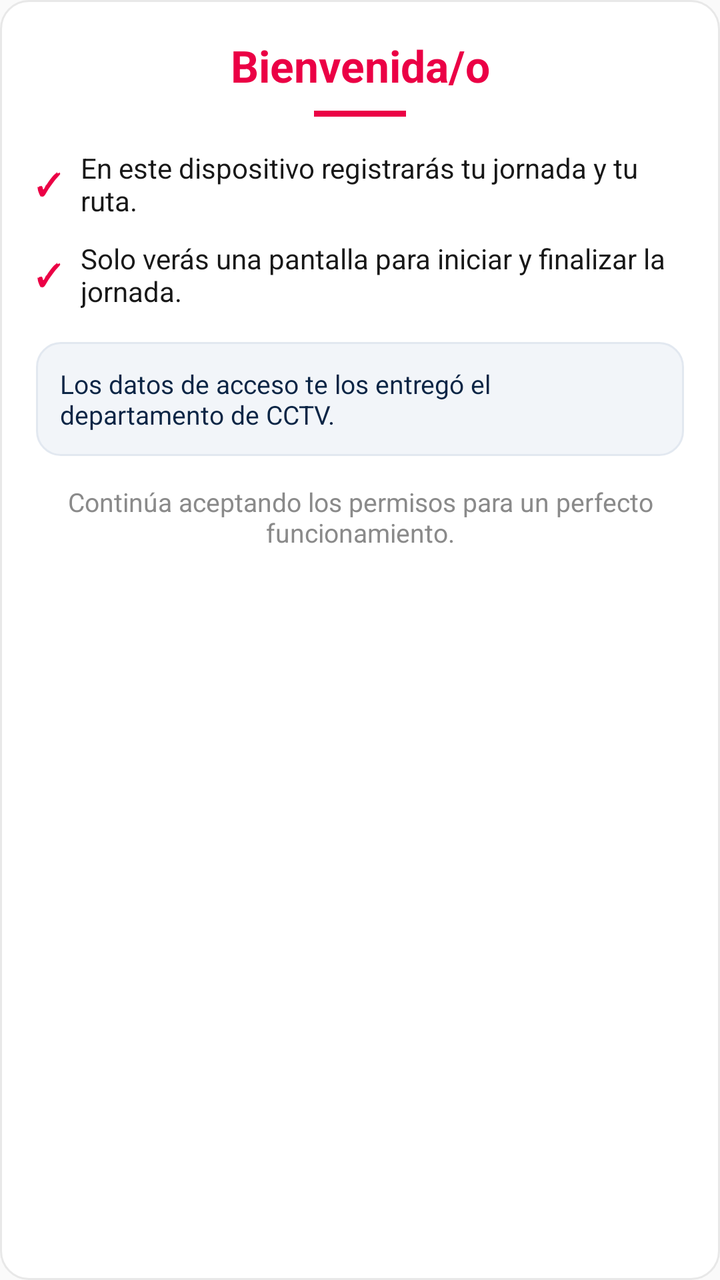
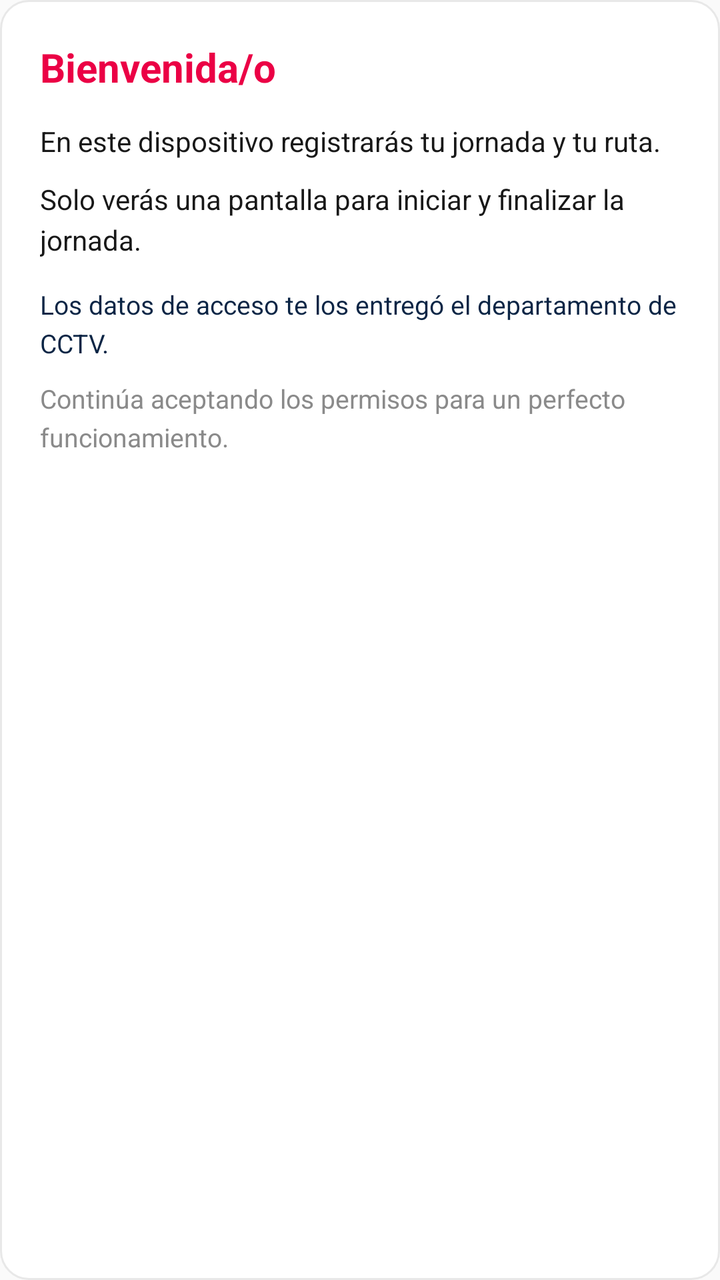

The first picture is an Android layout as it rendered before a commit; the second is the same layout after the commit. The layout source and the unified diff follow.
<!-- AndroidManifest.xml: application theme AppTheme -->
<!-- res/layout/onboarding_step_welcome.xml -->
<?xml version="1.0" encoding="utf-8"?>
<LinearLayout xmlns:android="http://schemas.android.com/apk/res/android"
    android:layout_width="match_parent"
    android:layout_height="wrap_content"
    android:background="@drawable/bg_card"
    android:orientation="vertical"
    android:padding="18dp">

    <TextView
        android:layout_width="match_parent"
        android:layout_height="wrap_content"
        android:gravity="center"
        android:text="@string/welcome_title"
        android:textColor="@color/primary"
        android:textSize="22sp"
        android:textStyle="bold" />

    <View
        android:layout_width="46dp"
        android:layout_height="3dp"
        android:layout_gravity="center_horizontal"
        android:layout_marginTop="8dp"
        android:background="@color/primary" />

    <LinearLayout
        android:layout_width="match_parent"
        android:layout_height="wrap_content"
        android:layout_marginTop="16dp"
        android:gravity="center_vertical"
        android:orientation="horizontal">

        <TextView
            android:layout_width="wrap_content"
            android:layout_height="wrap_content"
            android:text="✓"
            android:textColor="@color/primary"
            android:textSize="15sp"
            android:textStyle="bold" />

        <TextView
            android:layout_width="0dp"
            android:layout_height="wrap_content"
            android:layout_marginStart="10dp"
            android:layout_weight="1"
            android:text="@string/welcome_body"
            android:textColor="@color/ink"
            android:textSize="14sp" />
    </LinearLayout>

    <LinearLayout
        android:layout_width="match_parent"
        android:layout_height="wrap_content"
        android:layout_marginTop="10dp"
        android:gravity="center_vertical"
        android:orientation="horizontal">

        <TextView
            android:layout_width="wrap_content"
            android:layout_height="wrap_content"
            android:text="✓"
            android:textColor="@color/primary"
            android:textSize="15sp"
            android:textStyle="bold" />

        <TextView
            android:layout_width="0dp"
            android:layout_height="wrap_content"
            android:layout_marginStart="10dp"
            android:layout_weight="1"
            android:text="@string/welcome_body_pill"
            android:textColor="@color/ink"
            android:textSize="14sp" />
    </LinearLayout>

    <TextView
        android:layout_width="match_parent"
        android:layout_height="wrap_content"
        android:layout_marginTop="16dp"
        android:background="@drawable/bg_soft"
        android:padding="12dp"
        android:text="@string/welcome_body_cctv"
        android:textColor="@color/navy"
        android:textSize="13sp" />

    <TextView
        android:layout_width="match_parent"
        android:layout_height="wrap_content"
        android:layout_marginTop="14dp"
        android:gravity="center"
        android:text="@string/welcome_body_perms"
        android:textColor="@color/muted"
        android:textSize="13sp" />

</LinearLayout>
<!-- resources referenced by this layout -->
<resources>
  <color name="ink">#181818</color>
  <color name="muted">#8A8A8A</color>
  <color name="navy">#0B2545</color>
  <color name="primary">#EB0045</color>
  <!-- drawable bg_card (drawable) -->
  <?xml version="1.0" encoding="utf-8"?>
  <shape xmlns:android="http://schemas.android.com/apk/res/android" android:shape="rectangle">
      <solid android:color="#FFFFFF" />
      <stroke android:width="1dp" android:color="#E8E8E8" />
      <corners android:radius="14dp" />
  </shape>
  <!-- drawable bg_soft (drawable) -->
  <?xml version="1.0" encoding="utf-8"?>
  <shape xmlns:android="http://schemas.android.com/apk/res/android" android:shape="rectangle">
      <solid android:color="#F2F5F9" />
      <stroke android:width="1dp" android:color="#E2E8F0" />
      <corners android:radius="12dp" />
  </shape>
  <string name="welcome_body">En este dispositivo registrarás tu jornada y tu ruta.</string>
  <string name="welcome_body_cctv">Los datos de acceso te los entregó el departamento de CCTV.</string>
  <string name="welcome_body_perms">Continúa aceptando los permisos para un perfecto funcionamiento.</string>
  <string name="welcome_body_pill">Solo verás una pantalla para iniciar y finalizar la jornada.</string>
  <string name="welcome_title">Bienvenida/o</string>
  <style name="AppTheme" parent="Theme.AppCompat.Light.NoActionBar">
          <item name="colorPrimary">@color/primary</item>
          <item name="colorPrimaryDark">@color/primary_dark</item>
          <item name="colorAccent">@color/accent</item>
          <item name="android:windowOptOutEdgeToEdgeEnforcement">true</item>
      </style>
  <color name="primary_dark">#C4003B</color>
  <color name="accent">#FF1464</color>
</resources>

<!-- the commit's change to res/layout/onboarding_step_welcome.xml (unified diff, before → after) -->
@@ -4,80 +4,39 @@
     android:layout_height="wrap_content"
     android:background="@drawable/bg_card"
     android:orientation="vertical"
-    android:padding="18dp">
+    android:padding="20dp">
+
+    <TextView
+        android:layout_width="wrap_content"
+        android:layout_height="wrap_content"
+        android:text="@string/welcome_title"
+        android:textColor="@color/primary"
+        android:textSize="20sp"
+        android:textStyle="bold" />
 
     <TextView
         android:layout_width="match_parent"
         android:layout_height="wrap_content"
-        android:gravity="center"
-        android:text="@string/welcome_title"
-        android:textColor="@color/primary"
-        android:textSize="22sp"
-        android:textStyle="bold" />
-
-    <View
-        android:layout_width="46dp"
-        android:layout_height="3dp"
-        android:layout_gravity="center_horizontal"
-        android:layout_marginTop="8dp"
-        android:background="@color/primary" />
-
-    <LinearLayout
-        android:layout_width="match_parent"
-        android:layout_height="wrap_content"
-        android:layout_marginTop="16dp"
-        android:gravity="center_vertical"
-        android:orientation="horizontal">
-
-        <TextView
-            android:layout_width="wrap_content"
-            android:layout_height="wrap_content"
-            android:text="✓"
-            android:textColor="@color/primary"
-            android:textSize="15sp"
-            android:textStyle="bold" />
-
-        <TextView
-            android:layout_width="0dp"
-            android:layout_height="wrap_content"
-            android:layout_marginStart="10dp"
-            android:layout_weight="1"
-            android:text="@string/welcome_body"
-            android:textColor="@color/ink"
-            android:textSize="14sp" />
-    </LinearLayout>
-
-    <LinearLayout
-        android:layout_width="match_parent"
-        android:layout_height="wrap_content"
-        android:layout_marginTop="10dp"
-        android:gravity="center_vertical"
-        android:orientation="horizontal">
-
-        <TextView
-            android:layout_width="wrap_content"
-            android:layout_height="wrap_content"
-            android:text="✓"
-            android:textColor="@color/primary"
-            android:textSize="15sp"
-            android:textStyle="bold" />
-
-        <TextView
-            android:layout_width="0dp"
-            android:layout_height="wrap_content"
-            android:layout_marginStart="10dp"
-            android:layout_weight="1"
-            android:text="@string/welcome_body_pill"
-            android:textColor="@color/ink"
-            android:textSize="14sp" />
-    </LinearLayout>
+        android:layout_marginTop="14dp"
+        android:lineSpacingExtra="4dp"
+        android:text="@string/welcome_body"
+        android:textColor="@color/ink"
+        android:textSize="14sp" />
 
     <TextView
         android:layout_width="match_parent"
         android:layout_height="wrap_content"
-        android:layout_marginTop="16dp"
-        android:background="@drawable/bg_soft"
-        android:padding="12dp"
+        android:layout_marginTop="10dp"
+        android:lineSpacingExtra="4dp"
+        android:text="@string/welcome_body_pill"
+        android:textColor="@color/ink"
+        android:textSize="14sp" />
+
+    <TextView
+        android:layout_width="match_parent"
+        android:layout_height="wrap_content"
+        android:layout_marginTop="14dp"
+        android:lineSpacingExtra="4dp"
         android:text="@string/welcome_body_cctv"
         android:textColor="@color/navy"
         android:textSize="13sp" />
@@ -85,8 +44,8 @@
     <TextView
         android:layout_width="match_parent"
         android:layout_height="wrap_content"
-        android:layout_marginTop="14dp"
-        android:gravity="center"
+        android:layout_marginTop="10dp"
+        android:lineSpacingExtra="4dp"
         android:text="@string/welcome_body_perms"
         android:textColor="@color/muted"
         android:textSize="13sp" />
<!-- resource entries referenced after the edit -->
@@ -10,13 +10,6 @@
       <solid android:color="#FFFFFF" />
       <stroke android:width="1dp" android:color="#E8E8E8" />
       <corners android:radius="14dp" />
-  </shape>
-  <!-- drawable bg_soft (drawable) -->
-  <?xml version="1.0" encoding="utf-8"?>
-  <shape xmlns:android="http://schemas.android.com/apk/res/android" android:shape="rectangle">
-      <solid android:color="#F2F5F9" />
-      <stroke android:width="1dp" android:color="#E2E8F0" />
-      <corners android:radius="12dp" />
   </shape>
   <string name="welcome_body">En este dispositivo registrarás tu jornada y tu ruta.</string>
   <string name="welcome_body_cctv">Los datos de acceso te los entregó el departamento de CCTV.</string>
